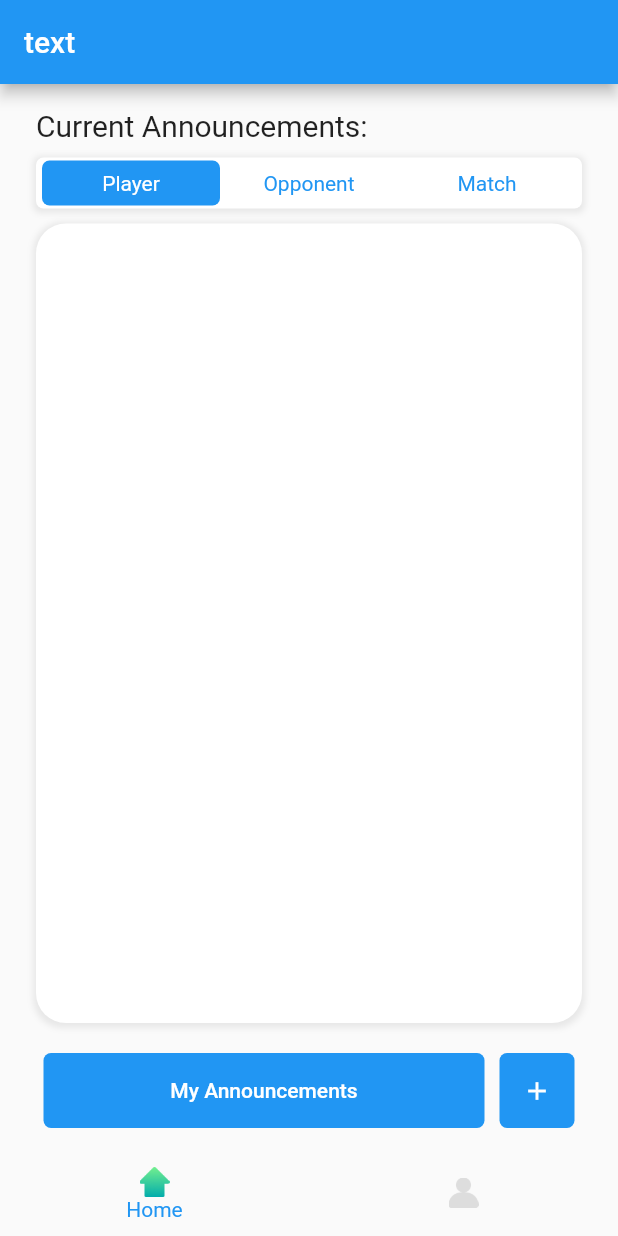
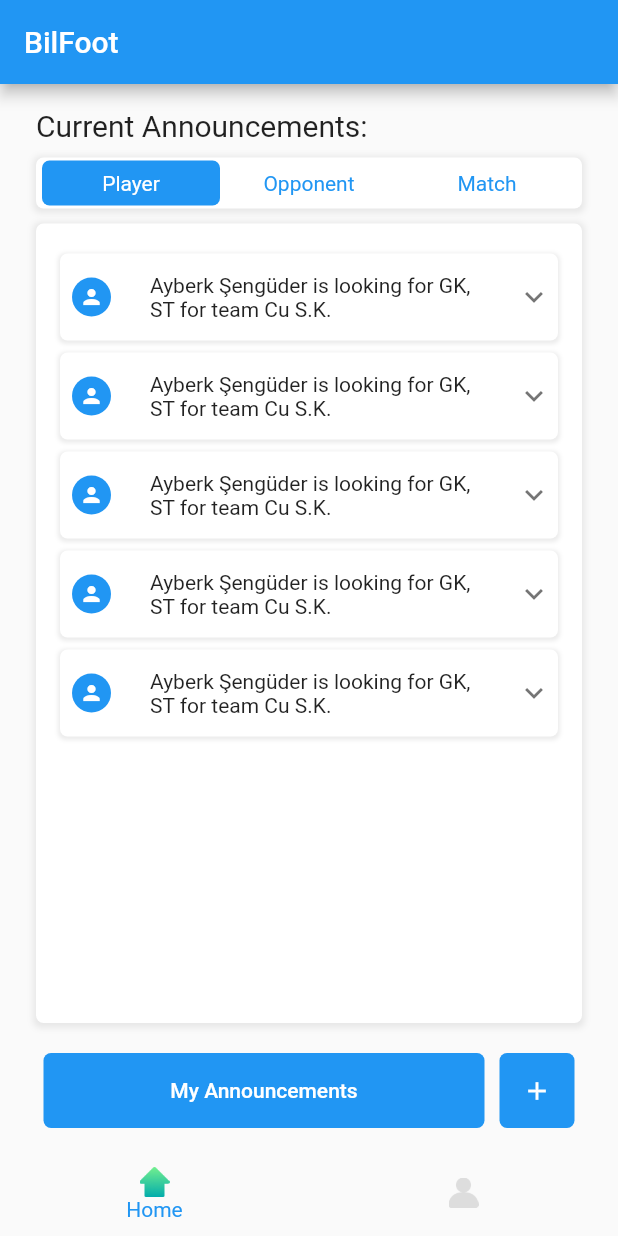
Before and after one commit to merakserhat/BilFoot2-combined, a Flutter app: the screen it shows after launch, on a phone screen of 412 x 824 dp. Run offline on Flutter 3.47's test engine with Material 2 defaults, Android fonts, the phone set to English and light mode, and no system bars; our stand-ins replace adaptive_theme, bloc, equatable, flutter_bloc, flutter_colorpicker.

Commit message:
Create announcement list item

```diff
--- /dev/null
+++ b/BilFoot_flutter/bilfoot/lib/views/screens/home_page/widgets/announcement_list_item.dart
@@ -0,0 +1,98 @@
+import 'package:bilfoot/config/constants/program_constants.dart';
+import 'package:bilfoot/data/models/announcements/player_announcement_model.dart';
+import 'package:bilfoot/views/screens/team_page/widgets/circular_button_in_list_item.dart';
+import 'package:flutter/material.dart';
+
+class AnnouncementListItem extends StatefulWidget {
+  const AnnouncementListItem(
+      {Key? key, this.invited = false, required this.playerAnnouncement})
+      : super(key: key);
+
+  final bool invited;
+  final PlayerAnnouncementModel playerAnnouncement;
+
+  @override
+  State<AnnouncementListItem> createState() => _AnnouncementItemState();
+}
+
+class _AnnouncementItemState extends State<AnnouncementListItem> {
+  late bool invited;
+
+  @override
+  void initState() {
+    super.initState();
+    invited = widget.invited;
+  }
+
+  @override
+  Widget build(BuildContext context) {
+    return Container(
+      decoration: BoxDecoration(
+        borderRadius: BorderRadius.circular(5),
+        boxShadow:
+            ProgramConstants.getDefaultBoxShadow(context, smallShadow: true),
+        color: Colors.white,
+      ),
+      margin: const EdgeInsets.all(4),
+      child: Theme(
+        data: ThemeData().copyWith(
+          dividerColor: Colors.transparent,
+        ), //removes outlined when activated
+        child: ExpansionTile(
+          title: Text(
+            _getTitleText(),
+            style: Theme.of(context).textTheme.bodyText2,
+          ),
+          leading: CircularButtonInListItem(
+            buttonType: CircularButtonInListItem.profileButton,
+            onTap: () {
+              //TODO: Profile
+            },
+          ),
+          tilePadding: const EdgeInsets.symmetric(horizontal: 4),
+          childrenPadding: const EdgeInsets.symmetric(horizontal: 4),
+          children: [
+            Row(
+              mainAxisSize: MainAxisSize.min,
+              children: [
+                const SizedBox.square(dimension: 5),
+                Expanded(
+                  child: ElevatedButton(
+                    onPressed: () {},
+                    child: const Text("Message"),
+                  ),
+                ),
+                const SizedBox.square(dimension: 10),
+                invited
+                    ? const Expanded(
+                        child: Text(
+                        "Invited",
+                        textAlign: TextAlign.center,
+                      ))
+                    : Expanded(
+                        child: ElevatedButton(
+                        onPressed: () {
+                          //TODO: invite
+                          setState(() {
+                            invited = true;
+                          });
+                        },
+                        child: const Text("Invite"),
+                      )),
+                const SizedBox.square(dimension: 5),
+              ],
+            )
+          ],
+        ),
+      ),
+    );
+  }
+
+  String _getTitleText() {
+    if (widget.playerAnnouncement.forTeam) {
+      return '${widget.playerAnnouncement.announcer.fullName} is looking for ${widget.playerAnnouncement.positions.toString().substring(1, widget.playerAnnouncement.positions.toString().length - 1)} for team ${widget.playerAnnouncement.teamModel!.name}.';
+    } else {
+      return '${widget.playerAnnouncement.announcer.fullName} is looking for ${widget.playerAnnouncement.positions.toString().substring(1, widget.playerAnnouncement.positions.toString().length - 1)}.';
+    }
+  }
+}
--- a/BilFoot_flutter/bilfoot/lib/views/screens/home_page/widgets/announcement_table.dart
+++ b/BilFoot_flutter/bilfoot/lib/views/screens/home_page/widgets/announcement_table.dart
@@ -1,4 +1,8 @@
 import 'package:bilfoot/config/constants/program_constants.dart';
+import 'package:bilfoot/data/models/announcements/player_announcement_model.dart';
+import 'package:bilfoot/data/models/program.dart';
+import 'package:bilfoot/data/models/team_model.dart';
+import 'package:bilfoot/views/screens/home_page/widgets/announcement_list_item.dart';
 import 'package:bilfoot/views/widgets/toggle_switch_menu.dart';
 import 'package:flutter/material.dart';
 
@@ -28,14 +32,28 @@ class _AnnouncementTableState extends State<AnnouncementTable> {
               width: double.infinity,
               decoration: BoxDecoration(
                 boxShadow: ProgramConstants.getDefaultBoxShadow(context),
-                borderRadius: BorderRadius.circular(20),
+                borderRadius: BorderRadius.circular(5),
                 color: Colors.white,
               ),
               padding: const EdgeInsets.symmetric(vertical: 16, horizontal: 12),
               child: ListView.builder(
-                itemCount: 1,
+                itemCount: 5,
                 itemBuilder: (context, index) {
-                  return Container(); //TODO: buraya list item
+                  return AnnouncementListItem(
+                    playerAnnouncement: PlayerAnnouncementModel(
+                        announcer: Program.program.dummyPlayer1,
+                        date: DateTime.now(),
+                        positions: ["GK", "ST"],
+                        forTeam: true,
+                        teamModel: TeamModel(
+                            name: "Cu S.K",
+                            shortName: "CU",
+                            mainColor: "#347282",
+                            accentColor: "#f6f2c2",
+                            creator: Program.program.dummyPlayer1,
+                            captain: Program.program.dummyPlayer1,
+                            players: [])),
+                  ); //TODO: buraya list item
                 },
               ),
             ),
--- a/BilFoot_flutter/bilfoot/lib/views/screens/main_page/main_control_page.dart
+++ b/BilFoot_flutter/bilfoot/lib/views/screens/main_page/main_control_page.dart
@@ -28,7 +28,7 @@ class _MainControlPageState extends State<MainControlPage> {
       resizeToAvoidBottomInset: false,
       backgroundColor: Colors.white.withOpacity(0),
       appBar: AppBar(
-        title: const Text("text"),
+        title: const Text("BilFoot"),
       ),
       body: _getPage(MainPages.values[_currentIndex]),
       bottomNavigationBar: _getBottomBar(),
```
